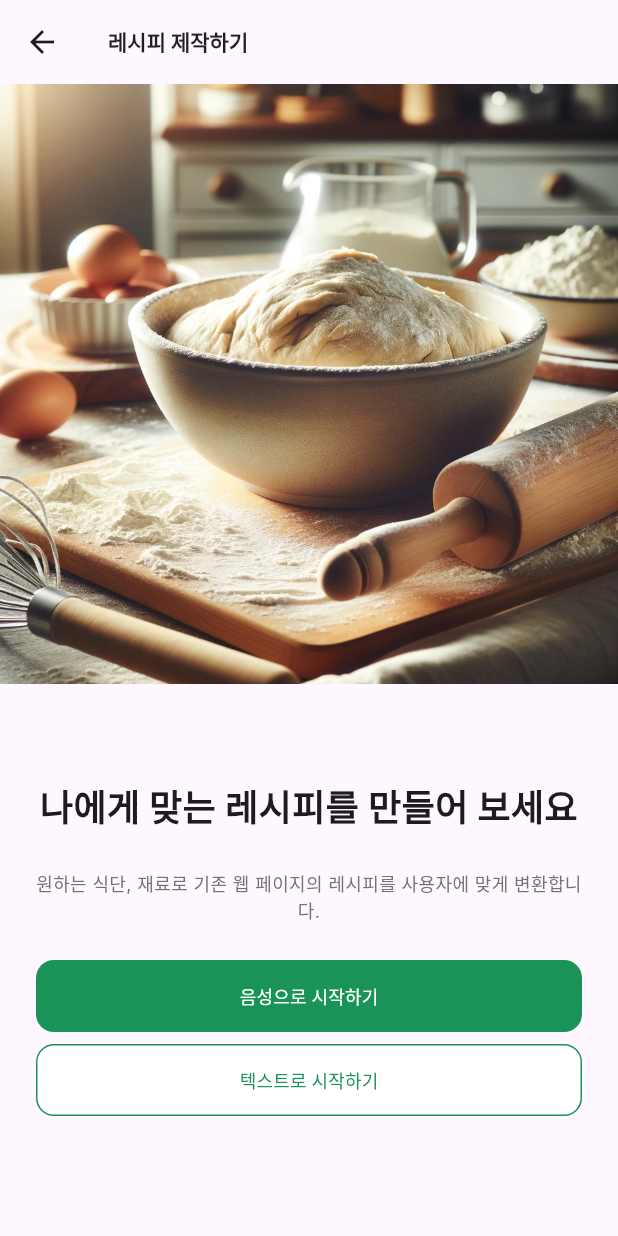
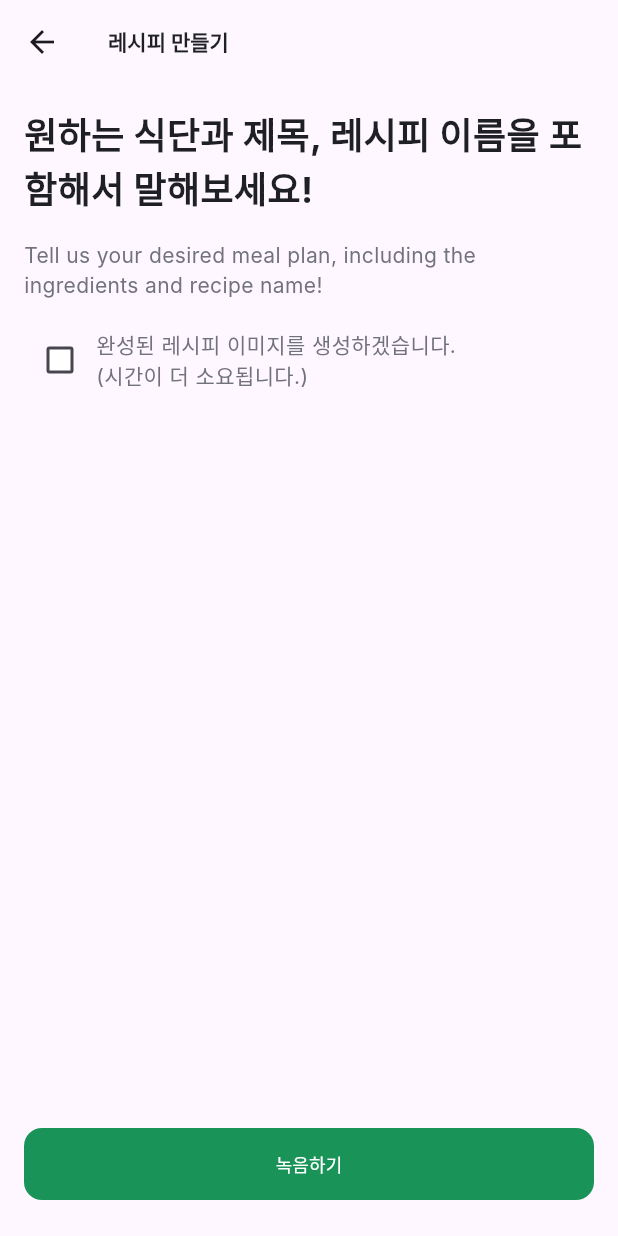
Before and after one commit to wallshield/openaiapi, a Flutter app: the RecipeCreationPage screen opened directly, after a tap on "음성으로 시작하기", on a phone screen of 412 x 824 dp. Run offline on Flutter 3.47's test engine with Material 3 defaults, Android fonts, the phone set to English and light mode, and no system bars; our stand-ins replace dots_indicator, flutter_svg; Roboto replaces fonts that are missing (Inter).

Commit message:
feat : add make_recipe_voice

```diff
--- a/lib/ui/page/make_recipe/make_recipe.dart
+++ b/lib/ui/page/make_recipe/make_recipe.dart
@@ -1,6 +1,8 @@
 import 'package:flutter/material.dart';
 import 'package:cook_assistant/ui/theme/color.dart';
 import 'package:cook_assistant/ui/theme/text_styles.dart';
+import 'package:cook_assistant/ui/page/make_recipe/make_recipe_voice.dart';
+import 'package:cook_assistant/ui/page/make_recipe/make_recipe_text.dart';
 import 'package:cook_assistant/widgets/button/primary_button.dart';
 import 'package:cook_assistant/widgets/button/secondary_button.dart';
 
@@ -55,13 +57,19 @@ class RecipeCreationPage extends StatelessWidget {
                   PrimaryButton(
                     text: '음성으로 시작하기',
                     onPressed: () {
-                      // Implement your logic for starting with voice
+                      Navigator.push(
+                        context,
+                        MaterialPageRoute(builder: (context) => MakeRecipeVoicePage()),
+                      );
                     },
                   ),
                   SecondaryButton(
                     text: '텍스트로 시작하기',
                     onPressed: () {
-                      // Implement your logic for starting with text
+                      Navigator.push(
+                        context,
+                        MaterialPageRoute(builder: (context) => MakeRecipeTextPage()),
+                      );
                     },
                   ),
                 ],
--- /dev/null
+++ b/lib/ui/page/make_recipe/make_recipe_voice.dart
@@ -0,0 +1,125 @@
+import 'package:flutter/material.dart';
+import 'package:cook_assistant/ui/theme/color.dart';
+import 'package:cook_assistant/ui/theme/text_styles.dart';
+import 'package:cook_assistant/widgets/button/primary_button.dart';
+import 'package:cook_assistant/widgets/button/secondary_button.dart';
+
+enum RecordingState { Stopped, Recording, Finished }
+
+class MakeRecipeVoicePage extends StatefulWidget {
+  @override
+  _RecordScreenState createState() => _RecordScreenState();
+}
+
+class _RecordScreenState extends State<MakeRecipeVoicePage> {
+  RecordingState _recordingState = RecordingState.Stopped;
+  bool isImageGenerationEnabled = false;
+
+  void toggleRecording() {
+    setState(() {
+      if (_recordingState == RecordingState.Stopped) {
+        _recordingState = RecordingState.Recording;
+      } else if (_recordingState == RecordingState.Recording) {
+        _recordingState = RecordingState.Finished;
+      } else {
+        navigateToNextPage();
+      }
+    });
+  }
+
+  void navigateToNextPage() {
+
+  }
+
+  void toggleImageGeneration() {
+    setState(() {
+      isImageGenerationEnabled = !isImageGenerationEnabled;
+    });
+  }
+
+  @override
+  Widget build(BuildContext context) {
+    Widget button;
+    switch (_recordingState) {
+      case RecordingState.Recording:
+        button = SecondaryButton(
+          text: '중지하기',
+          onPressed: toggleRecording,
+        );
+        break;
+      case RecordingState.Finished:
+        button = PrimaryButton(
+          text: '완료하기',
+          onPressed: toggleRecording,
+        );
+        break;
+      case RecordingState.Stopped:
+      default:
+        button = PrimaryButton(
+          text: '녹음하기',
+          onPressed: toggleRecording,
+        );
+        break;
+    }
+
+    return Scaffold(
+      appBar: AppBar(
+        title: Text(
+          '레시피 만들기',
+          style: AppTextStyles.headingH4.copyWith(color: AppColors.neutralDarkDarkest),
+        ),
+      ),
+      body: Padding(
+        padding: const EdgeInsets.all(16.0),
+        child: Column(
+          crossAxisAlignment: CrossAxisAlignment.stretch,
+          children: <Widget>[
+            Text(
+              '원하는 식단과 제목, 레시피 이름을 포함해서 말해보세요!',
+              style: AppTextStyles.headingH1.copyWith(color: AppColors.neutralDarkDarkest),
+            ),
+            SizedBox(height: 16.0),
+            Text(
+              'Tell us your desired meal plan, including the ingredients and recipe name!',
+              style: AppTextStyles.bodyM.copyWith(color: AppColors.neutralDarkLight),
+            ),
+            SizedBox(height: 16.0),
+            Row(
+              children: [
+                Checkbox(
+                  value: isImageGenerationEnabled,
+                  onChanged: (bool? newValue) {
+                    toggleImageGeneration();
+                  },
+                  fillColor: MaterialStateProperty.resolveWith<Color>((Set<MaterialState> states) {
+                    if (states.contains(MaterialState.selected)) {
+                      return AppColors.highlightDarkest;
+                    }
+                    return AppColors.neutralLightLightest;
+                  }),
+                ),
+                Expanded(
+                  child: Text(
+                    '완성된 레시피 이미지를 생성하겠습니다.\n(시간이 더 소요됩니다.)',
+                    style: AppTextStyles.bodyM.copyWith(color: AppColors.neutralDarkLight),
+                  ),
+                ),
+              ],
+            ),
+            Expanded(child: Container()), // 버튼을 아래로 밀기 위한 공간
+          ],
+        ),
+      ),
+      bottomNavigationBar: Padding(
+        padding: const EdgeInsets.all(16.0),
+        child: button,
+      ),
+    );
+  }
+}
+
+void main() {
+  runApp(MaterialApp(
+    home: MakeRecipeVoicePage(),
+  ));
+}
--- a/lib/ui/page/my_page/my_page.dart
+++ b/lib/ui/page/my_page/my_page.dart
@@ -17,7 +17,7 @@ class MyPage extends StatelessWidget {
           style: AppTextStyles.headingH4.copyWith(color: AppColors.neutralDarkDarkest),
         ),
       ),
-      body: ListView(
+      body: ListView( // 상단 및 하단 패딩 추가
         children: <Widget>[
           DrawerHeader(
             child: Column(
--- a/lib/widgets/button/secondary_button.dart
+++ b/lib/widgets/button/secondary_button.dart
@@ -12,7 +12,7 @@ class SecondaryButton extends StatelessWidget {
     Key? key,
     required this.text,
     required this.onPressed,
-    this.borderRadius = 12.0, // 기본 테두리 반경
+    this.borderRadius = 12.0,
   }) : super(key: key);
 
   @override
@@ -20,7 +20,7 @@ class SecondaryButton extends StatelessWidget {
     return Container(
       width: double.infinity,
       height: height,
-      margin: const EdgeInsets.only(bottom: 8.0), // 버튼 사이 간격
+      margin: const EdgeInsets.only(bottom: 8.0),
       child: OutlinedButton(
         onPressed: onPressed,
         style: OutlinedButton.styleFrom(
@@ -28,7 +28,7 @@ class SecondaryButton extends StatelessWidget {
           shape: RoundedRectangleBorder(
             borderRadius: BorderRadius.circular(borderRadius),
           ),
-          side: BorderSide(color: AppColors.highlightDark),
+          side: BorderSide(color: AppColors.highlightDark, width: 1.5), // 테두리 두께를 2.0으로 설정
         ).copyWith(
           foregroundColor: MaterialStateProperty.all(AppColors.highlightDark), // 텍스트 색상
         ),
```
Also changed, not shown: lib/ui/page/make_recipe/make_recipe_text.dart (added, +32 -0 lines), lib/widgets/checkbox.dart (deleted).
